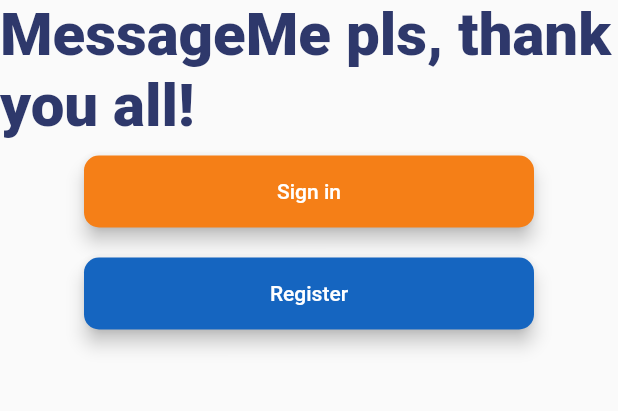
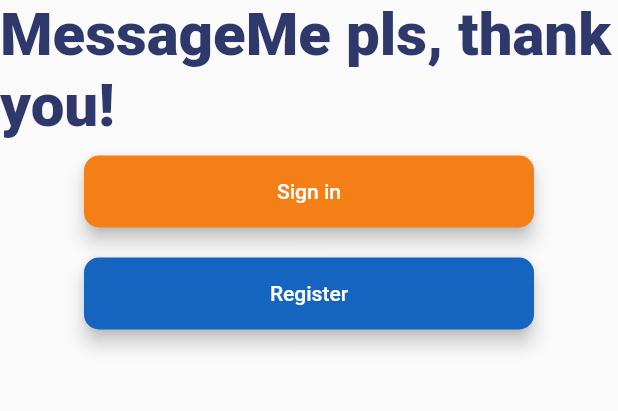
Before and after one commit to Scorpion645/chatapp5, a Flutter app: the screen it shows after launch, on a phone screen of 412 x 824 dp, the part 581-992 px from its top. Run offline on Flutter 3.47's test engine with Material 2 defaults, Android fonts, the phone set to English and light mode, and no system bars.

Commit message:
Update welcome_screen.dart

```diff
--- a/lib/screens/welcome_screen.dart
+++ b/lib/screens/welcome_screen.dart
@@ -19,7 +19,7 @@ class WelcomeScreen extends StatelessWidget {
               height: 180,
               width: double.infinity,
               child: Image.asset('images/logo.png')),
-          Text('MessageMe pls, thank you all!',
+          Text('MessageMe pls, thank you!',
 
             style: TextStyle(
                 fontSize: 40,
```
